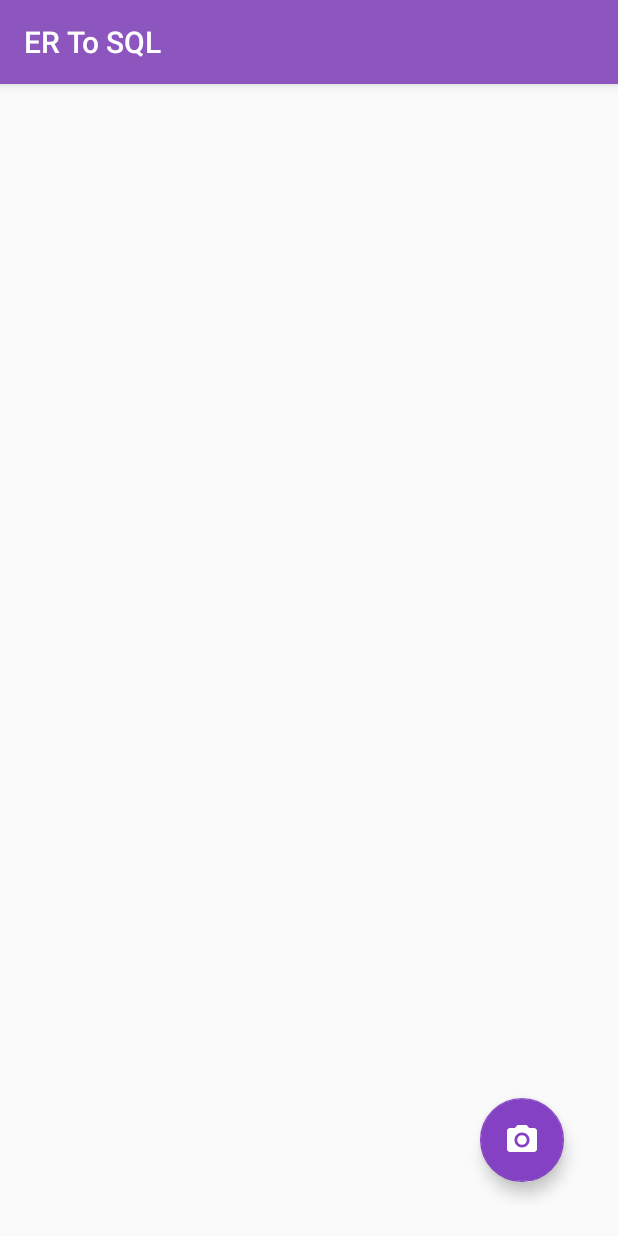
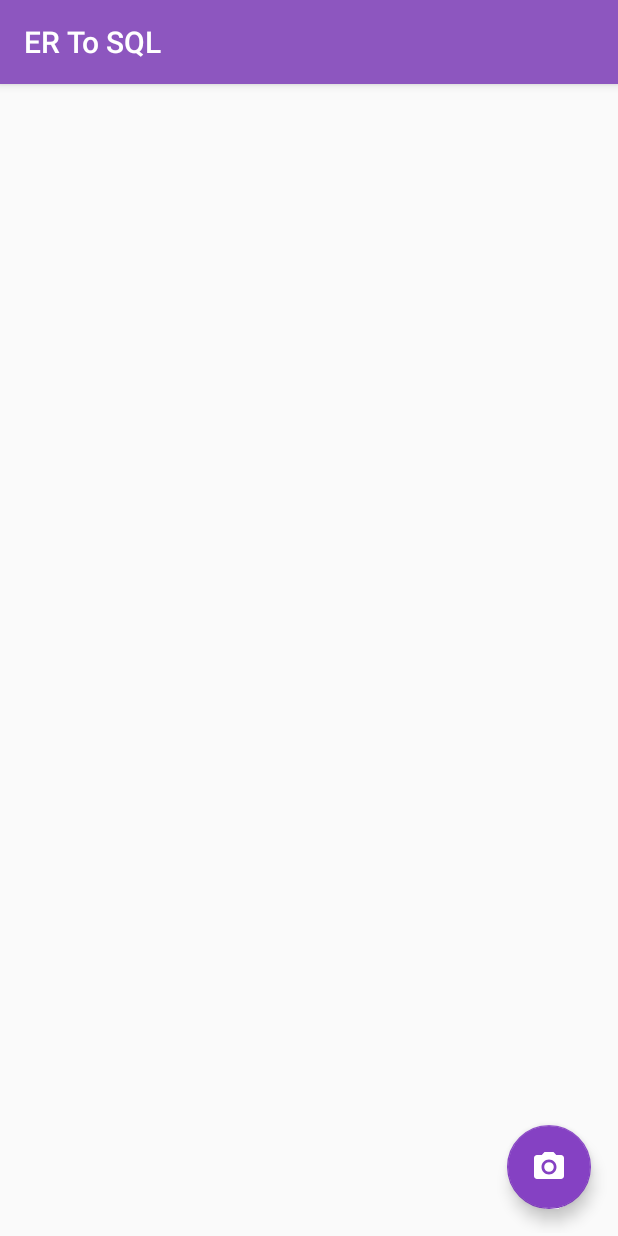
Before and after one commit to DavidIbrahim/ERToSQL, an Android app: the screen it shows after launch (MainActivity), on a phone screen of 412 x 824 dp. Run offline under Robolectric (Android 15) with nearby library versions, the phone set to English and light mode, and no system bars; libraries missing offline, so code that uses them is left out: com.karumi.dexter; 1 statement that could not run was skipped.

Commit message:
Maintain positioning of objects in activity_main layout

```diff
--- a/app/src/main/res/layout/activity_main.xml
+++ b/app/src/main/res/layout/activity_main.xml
@@ -5,7 +5,7 @@
     android:layout_width="match_parent"
     android:layout_height="match_parent"
     android:orientation="vertical"
-    android:layout_margin="20dp"
+    android:layout_margin="2dp"
     android:gravity="center"
     tools:context=".MainActivity">
 
@@ -16,7 +16,7 @@
         android:layout_height="wrap_content"
         android:layout_marginEnd="16dp"
         android:layout_marginBottom="16dp"
-        android:paddingStart="20dp"
+        android:paddingStart="2dp"
         android:paddingLeft="20dp"
         android:paddingEnd="20dp"
         android:paddingRight="20dp"
@@ -28,14 +28,14 @@
         android:id="@+id/gridview"
         android:layout_width="match_parent"
         android:layout_height="match_parent"
-        android:columnWidth="100dp"
+        android:columnWidth="180dp"
         android:gravity="center"
         android:numColumns="auto_fit"
         android:stretchMode="spacingWidthUniform"
         app:layout_constraintEnd_toEndOf="parent"
+        app:layout_constraintHorizontal_bias="0.0"
         app:layout_constraintStart_toStartOf="parent"
-        tools:layout_editor_absoluteY="0dp"
+        app:layout_constraintTop_toTopOf="parent"
         tools:listitem="@layout/erdiagram_item" />
 
-
 </android.support.constraint.ConstraintLayout>
```
Also changed, not shown: app/src/main/res/layout/erdiagram_item.xml (+7 -5 lines).
